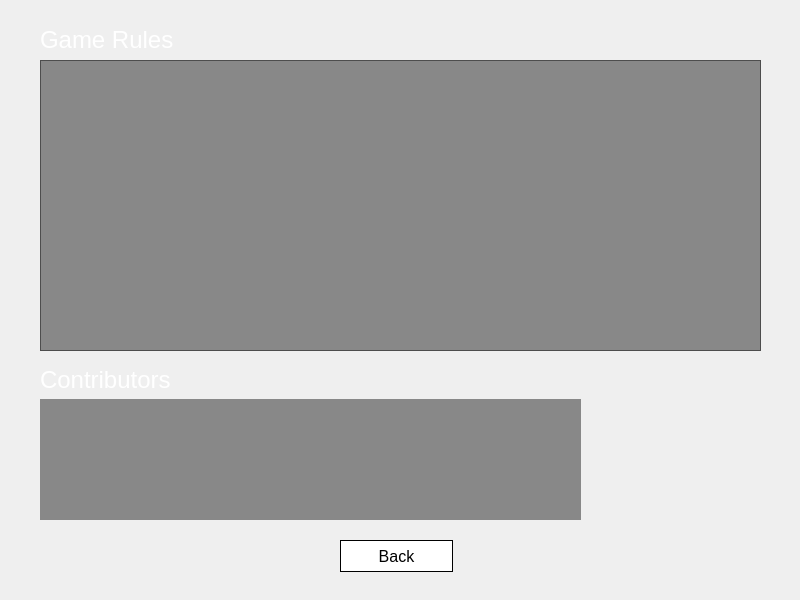
Before: the Qt Designer form blackjack-client/ui/about.ui in lehoangtran289/Blackjack, drawn with Qt 5.
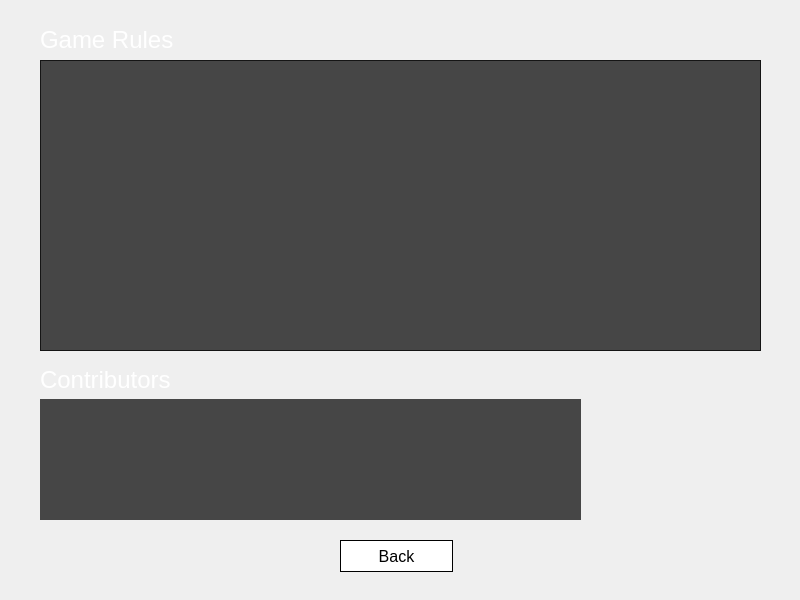
After: the same form once the commit is applied. Icons and pictures are not drawn.

Patch:
```diff
--- a/blackjack-client/ui/about.ui
+++ b/blackjack-client/ui/about.ui
@@ -29,7 +29,7 @@
     </font>
    </property>
    <property name="styleSheet">
-    <string notr="true">color: rgb(255, 255, 255);background-color: rgba(0, 0, 0, 110);</string>
+    <string notr="true">color: rgb(255, 255, 255);background-color: rgba(0, 0, 0, 180);</string>
    </property>
    <property name="text">
     <string/>
@@ -163,7 +163,7 @@
     </font>
    </property>
    <property name="styleSheet">
-    <string notr="true">color: rgb(255, 255, 255);background-color: rgba(0, 0, 0, 110);</string>
+    <string notr="true">color: rgb(255, 255, 255);background-color: rgba(0, 0, 0, 180);</string>
    </property>
   </widget>
   <zorder>label_5</zorder>
```
Left out of the diff: 4 changed lines with no effect on the pictures.
